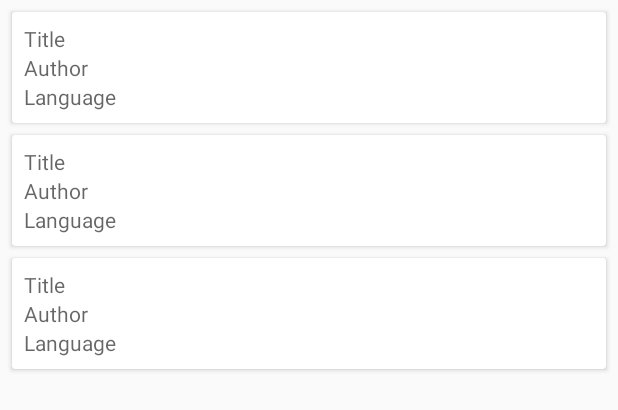
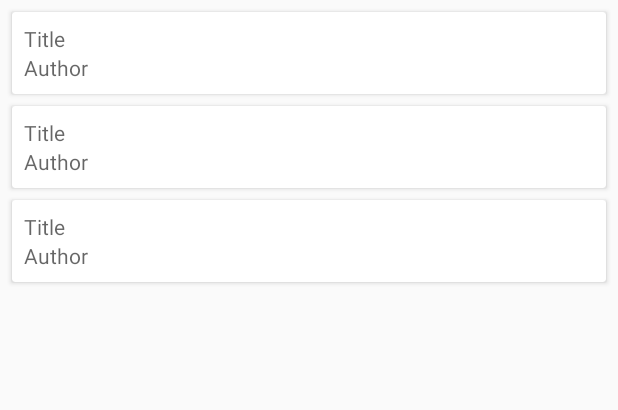
Before and after one commit to IStepien/MyLibrary, an Android app: the layout recyclerview_books.xml on its own in the app's theme, with its tools: preview values and no code run, on a phone screen of 412 x 824 dp. Shown: the top 410 px of the screen. Run offline under Robolectric (Android 15) with nearby library versions, the phone set to English and light mode, and no system bars.

```diff
--- a/app/build.gradle
+++ b/app/build.gradle
@@ -46,4 +46,6 @@ dependencies {
     annotationProcessor "androidx.lifecycle:lifecycle-compiler:$archLifecycleVersion"
     implementation 'androidx.appcompat:appcompat:1.0.2'
     implementation 'androidx.recyclerview:recyclerview:1.0.0'
+    //Floating action menu library
+    implementation 'com.github.clans:fab:1.6.3'
 }
--- a/app/src/main/AndroidManifest.xml
+++ b/app/src/main/AndroidManifest.xml
@@ -23,6 +23,7 @@
             </intent-filter>
         </activity>
         <activity android:name=".AddNewBookActivity"></activity>
+        <activity android:name=".AllBooksActivity"></activity>
 
 
     </application>
--- a/app/src/main/java/com/example/mylibrary/BookRepo.java
+++ b/app/src/main/java/com/example/mylibrary/BookRepo.java
@@ -31,7 +31,7 @@ public class BookRepo {
 
     }
     public void delete (BookModel book){
-        new UpdateAsyncTask(mBookDAO).execute(book);
+        new DeleteAsyncTask(mBookDAO).execute(book);
 
     }
     public void deleteAllBooks (){
--- a/app/src/main/java/com/example/mylibrary/MainActivity.java
+++ b/app/src/main/java/com/example/mylibrary/MainActivity.java
@@ -1,4 +1,4 @@
-package com.example.mylibrary.Activity;
+package com.example.mylibrary;
 
 import android.content.Intent;
 import android.os.Bundle;
@@ -6,8 +6,6 @@ import android.view.View;
 
 
 import androidx.appcompat.app.AppCompatActivity;
-
-import com.example.mylibrary.R;
 import com.github.clans.fab.FloatingActionButton;
 
 public class MainActivity extends AppCompatActivity {
@@ -44,4 +42,6 @@ public class MainActivity extends AppCompatActivity {
     }
 
 
+
+
 }
--- a/app/src/main/res/layout/book_item.xml
+++ b/app/src/main/res/layout/book_item.xml
@@ -14,7 +14,7 @@
 
         <TextView
             android:id="@+id/textViewBookTitle"
-            android:layout_width="wrap_content"
+            android:layout_width="match_parent"
             android:layout_height="wrap_content"
             android:hint="@string/hint_title"
             android:inputType="textPersonName"
@@ -22,22 +22,13 @@
 
         <TextView
             android:id="@+id/textViewBookAuthor"
-            android:layout_width="wrap_content"
+            android:layout_width="match_parent"
             android:layout_height="wrap_content"
             android:layout_below="@id/textViewBookTitle"
             android:hint="@string/hint_author"
             android:inputType="textPersonName"
             android:maxLines="1" />
 
-        <TextView
-            android:id="@+id/textViewBookLanguage"
-            android:layout_width="wrap_content"
-            android:layout_height="wrap_content"
-            android:layout_below="@id/textViewBookAuthor"
-            android:hint="@string/hint_language"
-            android:inputType="textPersonName"
-            android:maxLines="1"
 
-            />
     </RelativeLayout>
 </androidx.cardview.widget.CardView>
```
Also changed, not shown: app/src/main/java/com/example/mylibrary/AddNewBookActivity.java (+3 -5 lines), app/src/main/java/com/example/mylibrary/AllBooksActivity.java (+30 -2 lines), app/src/main/java/com/example/mylibrary/BookDetailsActivity.java (added, +16 -0 lines), app/src/main/java/com/example/mylibrary/BooksAdapter.java (+18 -7 lines).
